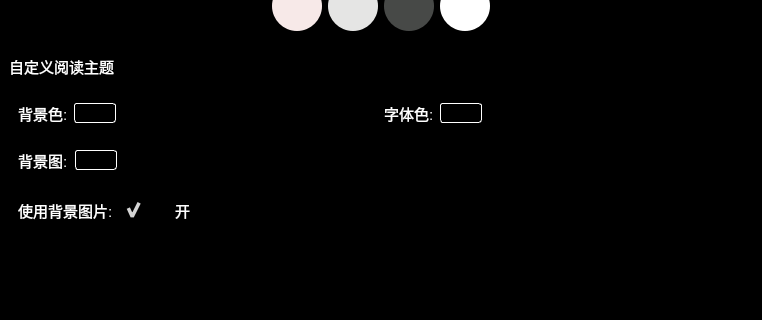
Qt form pyqt_app/ui/more_widget.ui (fffoobibi/pyqt_novel) before a commit; both pictures show x 0 to 762 and y 147 to 467 of the 762 by 613 pixel window.
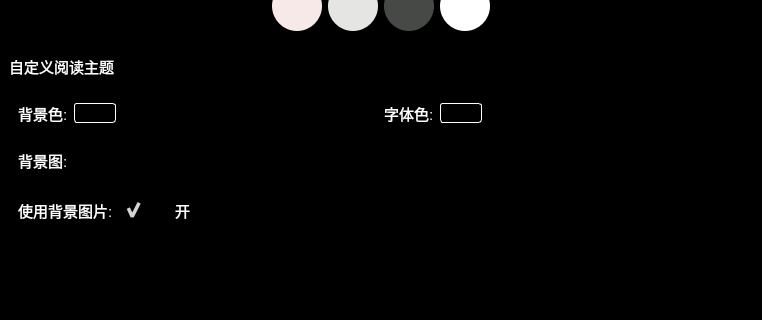
The same form after that commit. Icons and pictures are not drawn. Custom widgets are drawn as their Qt base class.

The edit to the form file:
```diff
--- a/pyqt_app/ui/more_widget.ui
+++ b/pyqt_app/ui/more_widget.ui
@@ -1248,14 +1248,29 @@
                  <cursorShape>PointingHandCursor</cursorShape>
                 </property>
                 <property name="styleSheet">
-                 <string notr="true">QPushButton{border:1px solid white;border-radius:3px}
-QPushButton:hover{border:1px solid #CC295F;border-radius:3px}</string>
+                 <string notr="true"/>
                 </property>
                 <property name="text">
                  <string/>
                 </property>
                </widget>
               </item>
+              <item>
+               <spacer name="horizontalSpacer_11">
+                <property name="orientation">
+                 <enum>Qt::Horizontal</enum>
+                </property>
+                <property name="sizeType">
+                 <enum>QSizePolicy::Fixed</enum>
+                </property>
+                <property name="sizeHint" stdset="0">
+                 <size>
+                  <width>5</width>
+                  <height>20</height>
+                 </size>
+                </property>
+               </spacer>
+              </item>
               <item>
                <widget class="QPushButton" name="his_button">
                 <property name="cursor">
@@ -1524,6 +1539,11 @@
    <extends>QComboBox</extends>
    <header location="global">customwidgets</header>
   </customwidget>
+  <customwidget>
+   <class>BorderButton</class>
+   <extends>QPushButton</extends>
+   <header location="global">customwidgets</header>
+  </customwidget>
  </customwidgets>
  <resources>
   <include location="../sources/sources.qrc"/>
```
Left out of the diff: 6 changed lines with no effect on the pictures.
